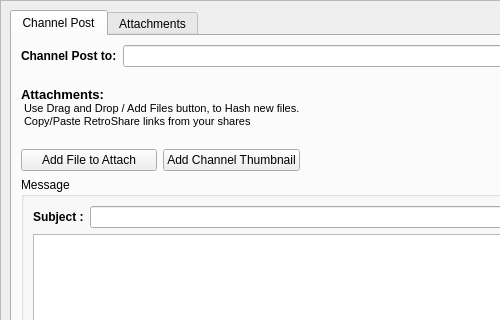
This is retroshare-gui/src/gui/gxschannels/CreateGxsChannelMsg.ui in RetroShare/RetroShare as Qt 5 draws it before an edit; both pictures show x 0 to 500 and y 0 to 320 of the 875 by 659 pixel window. The edited form follows.
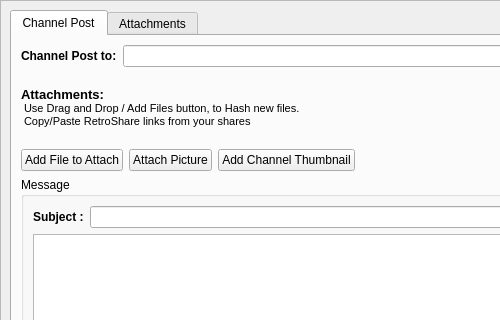
This is the edited form. Icons and pictures are not drawn. Custom widgets are drawn as their Qt base class.

Commit message:
Added for Channel Message composer a Image Attach button
Added for Channel Message composer a Image Attach button
Added a Combobox for Sort in Posted links easyer with new icons
Messengerwindow changed the button icons & display on status the status icon too.

The edit to the form file:
```diff
--- a/retroshare-gui/src/gui/gxschannels/CreateGxsChannelMsg.ui
+++ b/retroshare-gui/src/gui/gxschannels/CreateGxsChannelMsg.ui
@@ -96,7 +96,7 @@
           </item>
           <item row="1" column="0">
            <layout class="QGridLayout" name="channelAttachGLayout">
-            <item row="0" column="0" colspan="2">
+            <item row="0" column="0" colspan="4">
              <widget class="QLabel" name="channelAttachLabel">
               <property name="text">
                <string>&lt;!DOCTYPE HTML PUBLIC &quot;-//W3C//DTD HTML 4.0//EN&quot; &quot;http://www.w3.org/TR/REC-html40/strict.dtd&quot;&gt;
@@ -118,9 +118,15 @@
                <iconset resource="../images.qrc">
                 <normaloff>:/images/add-share24.png</normaloff>:/images/add-share24.png</iconset>
               </property>
+              <property name="iconSize">
+               <size>
+                <width>24</width>
+                <height>24</height>
+               </size>
+              </property>
              </widget>
             </item>
-            <item row="1" column="1">
+            <item row="1" column="2">
              <widget class="QPushButton" name="addThumbnailButton">
               <property name="text">
                <string>Add Channel Thumbnail</string>
@@ -129,6 +135,29 @@
                <iconset resource="../images.qrc">
                 <normaloff>:/images/add_image24.png</normaloff>:/images/add_image24.png</iconset>
               </property>
+              <property name="iconSize">
+               <size>
+                <width>24</width>
+                <height>24</height>
+               </size>
+              </property>
+             </widget>
+            </item>
+            <item row="1" column="1">
+             <widget class="QPushButton" name="imageButton">
+              <property name="text">
+               <string>Attach Picture</string>
+              </property>
+              <property name="icon">
+               <iconset resource="../images.qrc">
+                <normaloff>:/images/add_image24.png</normaloff>:/images/add_image24.png</iconset>
+              </property>
+              <property name="iconSize">
+               <size>
+                <width>24</width>
+                <height>24</height>
+               </size>
+              </property>
              </widget>
             </item>
            </layout>
@@ -390,17 +419,17 @@
   </layout>
  </widget>
  <customwidgets>
+  <customwidget>
+   <class>MimeTextEdit</class>
+   <extends>QTextEdit</extends>
+   <header location="global">gui/common/MimeTextEdit.h</header>
+  </customwidget>
   <customwidget>
    <class>HeaderFrame</class>
    <extends>QFrame</extends>
    <header>gui/common/HeaderFrame.h</header>
    <container>1</container>
   </customwidget>
-  <customwidget>
-   <class>MimeTextEdit</class>
-   <extends>QTextEdit</extends>
-   <header location="global">gui/common/MimeTextEdit.h</header>
-  </customwidget>
  </customwidgets>
  <resources>
   <include location="../images.qrc"/>
```
Left out of the diff: 4 changed lines with no effect on the pictures. The commit also changes 16 other files.
